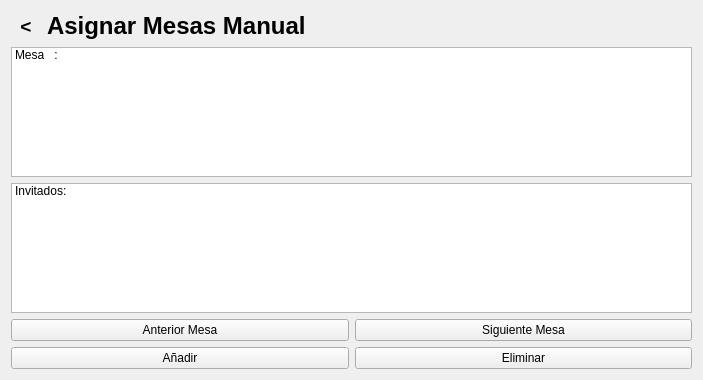
Qt form Interfaces/AsignarMesasManual.ui (roblesgg/GestionEventos) before a commit.
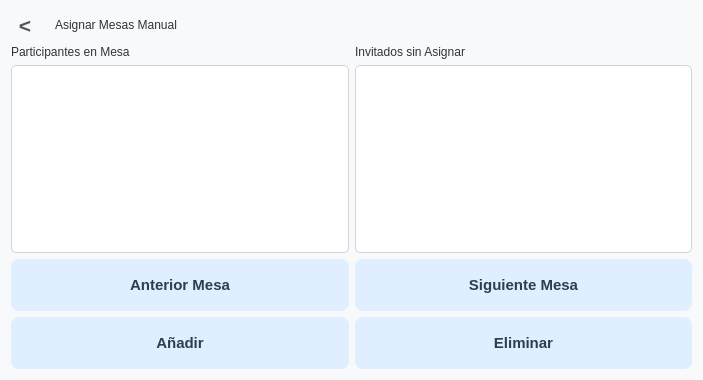
The same form after that commit.

```diff
--- a/Interfaces/AsignarMesasManual.ui
+++ b/Interfaces/AsignarMesasManual.ui
@@ -13,18 +13,97 @@
   <property name="windowTitle">
    <string>Form</string>
   </property>
-  <layout class="QVBoxLayout" name="verticalLayout_5">
+  
+  <property name="styleSheet">
+   <string>
+/* --- Estilo General --- */
+QWidget {
+    font-family: 'Segoe UI', 'Arial', 'sans-serif';
+    background-color: #F8F9FA; /* Un blanco roto muy suave */
+    color: #333333;
+}
+
+/* --- Título Principal --- */
+QLabel[objectName="TitleLabel_ManualAssign"] {
+    font-size: 24pt;
+    font-weight: bold;
+    color: #2C3E50; /* Un azul oscuro */
+    padding-bottom: 10px;
+    background-color: transparent;
+}
+
+/* --- Etiquetas de listas --- */
+QLabel[objectName^="Label_"] {
+    font-size: 14pt;
+    font-weight: bold;
+    color: #333;
+    background-color: transparent;
+    padding-top: 10px;
+}
+
+/* --- Botón de Atrás --- */
+QToolButton {
+    font-size: 16pt;
+    font-weight: bold;
+    color: #555555;
+    background-color: transparent;
+    border: none;
+    padding-right: 10px;
+}
+QToolButton:hover {
+    color: #000000;
+}
+
+/* --- Botones Principales --- */
+QPushButton {
+    background-color: #E0EFFF; /* Azul pastel */
+    color: #2C3E50;
+    font-size: 11pt;
+    font-weight: bold;
+    border: none;
+    border-radius: 8px; /* ¡ESQUINAS REDONDEADAS! */
+    padding: 12px;
+    min-height: 28px;
+}
+QPushButton:hover {
+    background-color: #C6DFFF;
+}
+QPushButton:pressed {
+    background-color: #B0D0FF;
+}
+
+/* --- Botón de "Peligro" (Eliminar) --- */
+QPushButton[objectName="RemoveParticipant_Btn"] {
+    background-color: #FFEBEE; /* Rosa pastel */
+    color: #D32F2F; /* Rojo oscuro */
+}
+QPushButton[objectName="RemoveParticipant_Btn"]:hover {
+    background-color: #FFCDD2;
+}
+
+/* --- Listas --- */
+QListWidget {
+    background-color: #FFFFFF;
+    border: 1px solid #CED4DA;
+    border-radius: 5px;
+    padding: 5px;
+    font-size: 10pt;
+}
+QListWidget::item:hover {
+    background-color: #F1F3F5; /* Resaltar item al pasar el ratón */
+}
+QListWidget::item:selected {
+    background-color: #E0EFFF; /* Resaltar item seleccionado */
+    color: #2C3E50;
+}
+   </string>
+  </property>
+  
+  <layout class="QVBoxLayout" name="verticalLayout_5" stretch="0,1,0">
    <item>
     <layout class="QHBoxLayout" name="horizontalLayout_Titulo_3" stretch="0,0,1">
      <item>
-      <widget class="QToolButton" name="btn_atrasmanual">
-       <property name="font">
-        <font>
-         <pointsize>14</pointsize>
-         <weight>75</weight>
-         <bold>true</bold>
-        </font>
-       </property>
+      <widget class="QToolButton" name="BackButton_ManualAssign">
        <property name="text">
         <string>&lt;</string>
        </property>
@@ -34,14 +113,7 @@
       </widget>
      </item>
      <item>
-      <widget class="QLabel" name="labelTitulo_3">
-       <property name="font">
-        <font>
-         <pointsize>18</pointsize>
-         <weight>75</weight>
-         <bold>true</bold>
-        </font>
-       </property>
+      <widget class="QLabel" name="TitleLabel_ManualAssign">
        <property name="text">
         <string>Asignar Mesas Manual</string>
        </property>
@@ -63,31 +135,38 @@
     </layout>
    </item>
    <item>
-    <layout class="QVBoxLayout" name="verticalLayout">
+    <layout class="QHBoxLayout" name="horizontalLayout_Lists" stretch="1,1">
      <item>
-      <widget class="QListWidget" name="list_mesa">
+      <layout class="QVBoxLayout" name="verticalLayout_TableList">
        <item>
-        <property name="text">
-         <string>Mesa   :</string>
-        </property>
+        <widget class="QLabel" name="Label_TableParticipants">
+         <property name="text">
+          <string>Participantes en Mesa</string>
+         </property>
+        </widget>
        </item>
-      </widget>
+       <item>
+        <widget class="QListWidget" name="List_TableParticipants"/>
+       </item>
+      </layout>
      </item>
-    </layout>
-   </item>
-   <item>
-    <layout class="QVBoxLayout" name="verticalLayout_3">
      <item>
-      <widget class="QListWidget" name="list_Invitados">
+      <layout class="QVBoxLayout" name="verticalLayout_GuestList">
        <item>
-        <property name="text">
-         <string>Invitados:</string>
-        </property>
+        <widget class="QLabel" name="Label_UnassignedGuests">
+         <property name="text">
+          <string>Invitados sin Asignar</string>
+         </property>
+        </widget>
        </item>
-      </widget>
+       <item>
+        <widget class="QListWidget" name="List_UnassignedGuests"/>
+       </item>
+      </layout>
      </item>
     </layout>
    </item>
+   
    <item>
     <layout class="QHBoxLayout" name="horizontalLayout">
      <item>
```
Left out of the diff: 11 changed lines with no effect on the pictures.
